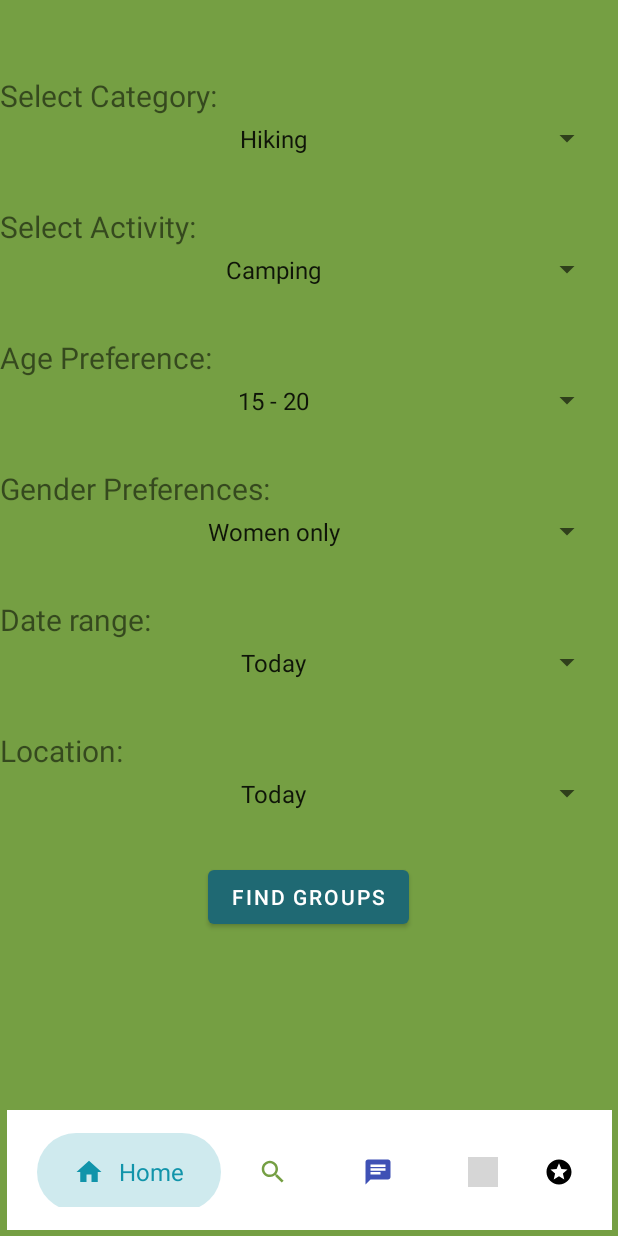
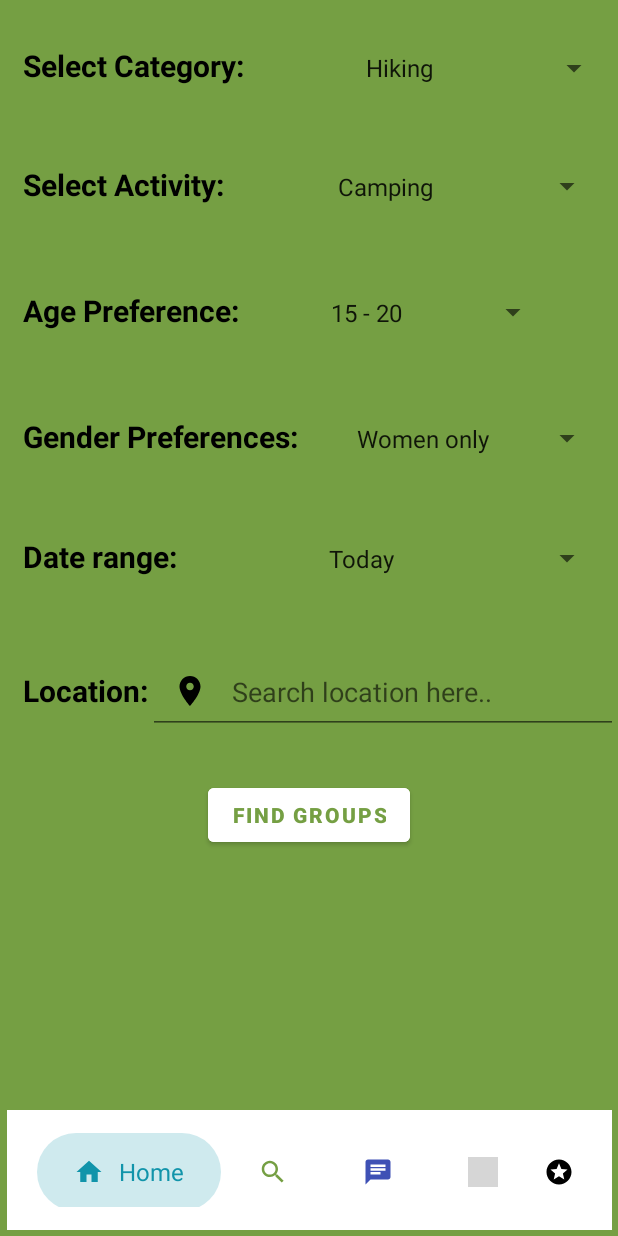
Before and after one commit to purva-n/MAD_ProjectAssignment_Team16, an Android app: the fragment ExploreFragment placed in its activity, on a phone screen of 412 x 824 dp. Run offline under Robolectric (Android 15) with nearby library versions, the phone set to English and light mode, and no system bars; our stand-ins replace Firebase (no records; nobody signed in at launch, a user with empty details on screens opened directly); 1 statement that could not run was skipped; grey boxes are pictures that could not be loaded.

Commit message:
Location changes

```diff
--- a/AtYourService/app/build.gradle
+++ b/AtYourService/app/build.gradle
@@ -36,7 +36,6 @@ dependencies {
     implementation 'com.fasterxml.jackson.core:jackson-databind:2.11.1'
     implementation 'com.fasterxml.jackson.core:jackson-core:2.11.1'
     implementation 'com.fasterxml.jackson.core:jackson-annotations:2.11.1'
-    implementation 'com.google.android.libraries.places:places:2.7.0'
     implementation 'com.android.volley:volley:1.2.1'
     implementation 'androidx.appcompat:appcompat:1.5.1'
     implementation 'com.squareup.picasso:picasso:2.71828'
@@ -51,6 +50,7 @@ dependencies {
     androidTestImplementation 'androidx.test.ext:junit:1.1.3'
     androidTestImplementation 'androidx.test.espresso:espresso-core:3.4.0'
     implementation 'com.google.android.gms:play-services-auth:20.4.0'
+    implementation 'com.google.android.libraries.places:places:2.7.0'
 }
 task wrapper(type: Wrapper){
     gradleVersion = '7.2'
--- a/AtYourService/app/src/main/java/com/example/atyourservice/togather/ExploreFragment.java
+++ b/AtYourService/app/src/main/java/com/example/atyourservice/togather/ExploreFragment.java
@@ -4,6 +4,7 @@ import android.content.Intent;
 import android.os.Bundle;
 
 import androidx.annotation.NonNull;
+import androidx.annotation.Nullable;
 import androidx.appcompat.app.AppCompatActivity;
 import androidx.fragment.app.Fragment;
 import androidx.fragment.app.FragmentTransaction;
@@ -14,18 +15,30 @@ import android.view.ViewGroup;
 import android.widget.AdapterView;
 import android.widget.ArrayAdapter;
 import android.widget.Button;
+import android.widget.EditText;
 import android.widget.Spinner;
+import android.widget.TextView;
 import android.widget.Toast;
 
 import com.example.atyourservice.R;
 import com.example.atyourservice.api.response.pojo.Groups;
 import com.example.atyourservice.api.response.pojo.Messages;
 import com.example.atyourservice.models.Group;
+import com.google.android.gms.common.api.Status;
+import com.google.android.libraries.places.api.Places;
+import com.google.android.libraries.places.api.model.Place;
+import com.google.android.libraries.places.widget.Autocomplete;
+import com.google.android.libraries.places.widget.AutocompleteActivity;
+import com.google.android.libraries.places.widget.model.AutocompleteActivityMode;
 import com.google.firebase.database.DataSnapshot;
 import com.google.firebase.database.DatabaseError;
 import com.google.firebase.database.DatabaseReference;
 import com.google.firebase.database.FirebaseDatabase;
 import com.google.firebase.database.ValueEventListener;
+
+import java.util.ArrayList;
+import java.util.Arrays;
+import java.util.List;
 
 /**
  * A simple {@link Fragment} subclass.
@@ -33,16 +46,10 @@ import com.google.firebase.database.ValueEventListener;
  * create an instance of this fragment.
  */
 public class ExploreFragment extends Fragment {
-
-    // TODO: Rename parameter arguments, choose names that match
-    // the fragment initialization parameters, e.g. ARG_ITEM_NUMBER
-    private static final String ARG_PARAM1 = "param1";
-    private static final String ARG_PARAM2 = "param2";
+    private EditText location;
+    private Button searchGroup;
     private DatabaseReference dbRef;
 
-    // TODO: Rename and change types of parameters
-    private String mParam1;
-    private String mParam2;
 
     public ExploreFragment() {
         // Required empty public constructor
@@ -52,17 +59,11 @@ public class ExploreFragment extends Fragment {
      * Use this factory method to create a new instance of
      * this fragment using the provided parameters.
      *
-     * @param param1 Parameter 1.
-     * @param param2 Parameter 2.
      * @return A new instance of fragment ExploreFragment.
      */
     // TODO: Rename and change types and number of parameters
-    public static ExploreFragment newInstance(String param1, String param2) {
+    public static ExploreFragment newInstance() {
         ExploreFragment fragment = new ExploreFragment();
-        Bundle args = new Bundle();
-        args.putString(ARG_PARAM1, param1);
-        args.putString(ARG_PARAM2, param2);
-        fragment.setArguments(args);
         return fragment;
     }
 
@@ -70,8 +71,6 @@ public class ExploreFragment extends Fragment {
     public void onCreate(Bundle savedInstanceState) {
         super.onCreate(savedInstanceState);
         if (getArguments() != null) {
-            mParam1 = getArguments().getString(ARG_PARAM1);
-            mParam2 = getArguments().getString(ARG_PARAM2);
         }
     }
 
@@ -85,7 +84,43 @@ public class ExploreFragment extends Fragment {
         setSpinnerConfiguration(li);
         findGroups(li);
 
+        location = li.findViewById(R.id.locationSearch);
+
+        Places.initialize(((AppCompatActivity) getActivity()).getApplicationContext(), "AIzaSyCeUHVf4a46VpARdx0mTUiQBEE13BnMNws");
+
+        location.setFocusable(false);
+        location.setOnClickListener(new View.OnClickListener() {
+            @Override
+            public void onClick(View view) {
+                List<Place.Field> fieldList = Arrays.asList(Place.Field.ADDRESS, Place.Field.LAT_LNG, Place.Field.NAME);
+                Intent intent = new Autocomplete.IntentBuilder(AutocompleteActivityMode.OVERLAY, fieldList).build(getActivity());
+
+                startActivityForResult(intent, 100);
+            }
+        });
+
+        searchGroup = li.findViewById(R.id.findGroups);
+
+        searchGroup.setOnClickListener(new View.OnClickListener() {
+            @Override
+            public void onClick(View view) {
+                System.out.println("LOCATION SELECTED IS :: "+location.getText());
+            }
+        });
         return li;
+    }
+
+    @Override
+    public void onActivityResult(int requestCode, int resultCode, @Nullable Intent data) {
+        super.onActivityResult(requestCode, resultCode, data);
+
+        if (requestCode == 100 && resultCode == AutocompleteActivity.RESULT_OK) {
+            Place place = Autocomplete.getPlaceFromIntent(data);
+            location.setText(place.getAddress());
+        } else if (resultCode == AutocompleteActivity.RESULT_ERROR ) {
+            Status status = Autocomplete.getStatusFromIntent(data);
+            Toast.makeText(((AppCompatActivity) getActivity()).getApplicationContext(), status.getStatusMessage(), Toast.LENGTH_SHORT).show();
+        }
     }
 
     private void findGroups(View view) {
--- a/AtYourService/app/src/main/java/com/example/atyourservice/togather/GroupInfoPage.java
+++ b/AtYourService/app/src/main/java/com/example/atyourservice/togather/GroupInfoPage.java
@@ -79,4 +79,5 @@ public class GroupInfoPage extends Fragment {
         return view;
 
     }
+
 }
--- /dev/null
+++ b/AtYourService/app/src/main/res/drawable/ic_baseline_location_on_24.xml
@@ -0,0 +1,5 @@
+<vector android:height="24dp" android:tint="#000000"
+    android:viewportHeight="24" android:viewportWidth="24"
+    android:width="24dp" xmlns:android="http://schemas.android.com/apk/res/android">
+    <path android:fillColor="@android:color/white" android:pathData="M12,2C8.13,2 5,5.13 5,9c0,5.25 7,13 7,13s7,-7.75 7,-13c0,-3.87 -3.13,-7 -7,-7zM12,11.5c-1.38,0 -2.5,-1.12 -2.5,-2.5s1.12,-2.5 2.5,-2.5 2.5,1.12 2.5,2.5 -1.12,2.5 -2.5,2.5z"/>
+</vector>
--- a/AtYourService/app/src/main/res/layout/fragment_explore.xml
+++ b/AtYourService/app/src/main/res/layout/fragment_explore.xml
@@ -5,111 +5,197 @@
     android:layout_width="match_parent"
     android:layout_height="match_parent"
     android:background="@color/explore"
+    android:backgroundTint="@color/explore"
     tools:context=".togather.ExploreFragment">
+
+    <ScrollView
+        android:layout_width="match_parent"
+        android:layout_height="match_parent">
 
         <LinearLayout
             android:layout_width="match_parent"
-        android:layout_height="match_parent"
-        android:orientation="vertical">
+            android:layout_height="660dp"
+            android:orientation="vertical"
+            android:backgroundTint="@color/explore_20">
+
+            <LinearLayout
+                android:layout_width="match_parent"
+                android:layout_height="wrap_content"
+                android:orientation="horizontal">
             <TextView
                 android:layout_width="wrap_content"
                 android:layout_height="wrap_content"
+                android:layout_marginTop="30dp"
+                android:layout_marginLeft="15dp"
                 android:text="Select Category:"
+                android:textColor="@color/black"
                 android:textSize="20sp"
-        android:layout_marginTop="50sp">
-    </TextView>
+                android:textStyle="bold"/>
+
                 <Spinner
                     android:id="@+id/categories"
+                    android:layout_width="233dp"
+                    android:layout_height="wrap_content"
+                    android:layout_marginLeft="10sp"
+                    android:layout_marginTop="30dp"
+                    android:layout_marginRight="10sp"
+                    android:layout_marginBottom="30sp"
+                    android:entries="@array/categories"
+                    android:textSize="20sp"
+                    android:textColor="@color/black"
+                    android:prompt="@string/category_text"
+                    android:textAlignment="center" />
+            </LinearLayout>
+
+            <LinearLayout
                 android:layout_width="match_parent"
-        android:layout_height="30sp"
-        android:entries="@array/categories"
-        android:prompt="@string/category_text"
-        android:textAlignment="center"
-        android:layout_marginLeft="10sp"
-        android:layout_marginRight="10sp"
-        android:layout_marginBottom="30sp"/>
-
-
+                android:layout_height="wrap_content"
+                android:orientation="horizontal">
                 <TextView
                     android:layout_width="wrap_content"
                     android:layout_height="wrap_content"
+                    android:layout_marginTop="25dp"
+                    android:layout_marginLeft="15dp"
                     android:text="Select Activity:"
-        android:textSize="20sp"/>
+                    android:textSize="20sp"
+                    android:textColor="@color/black"
+                    android:textStyle="bold"/>
                 <Spinner
                     android:id="@+id/activities"
                     android:layout_width="match_parent"
                     android:layout_height="30sp"
-        android:textAlignment="center"
+                    android:layout_marginTop="25dp"
                     android:layout_marginLeft="10sp"
                     android:layout_marginRight="10sp"
-        android:layout_marginBottom="30sp"/>
+                    android:textColor="@color/black"
+                    android:layout_marginBottom="30sp"
+                    android:textAlignment="center" />
+            </LinearLayout>
 
+        <LinearLayout
+            android:layout_width="match_parent"
+            android:layout_height="wrap_content"
+            android:orientation="horizontal">
             <TextView
                 android:layout_width="wrap_content"
                 android:layout_height="wrap_content"
                 android:text="Age Preference:"
-        android:textSize="20sp"/>
+                android:textSize="20sp"
+                android:textColor="@color/black"
+                android:layout_marginLeft="15dp"
+                android:layout_marginTop="20dp"
+                android:textStyle="bold"/>
+
             <Spinner
                 android:id="@+id/age"
-        android:layout_width="match_parent"
-        android:layout_height="30sp"
-        android:textAlignment="center"
-        android:entries="@array/age_range"
+                android:layout_width="196dp"
+                android:layout_height="38dp"
+                android:layout_marginTop="20dp"
                 android:layout_marginLeft="10sp"
                 android:layout_marginRight="10sp"
-        android:layout_marginBottom="30sp"/>
+                android:textColor="@color/black"
+                android:layout_marginBottom="30sp"
+                android:entries="@array/age_range"
+                android:textSize="20sp"
+                android:textAlignment="center" />
+        </LinearLayout>
+
+
+        <LinearLayout
+            android:layout_width="match_parent"
+            android:layout_height="wrap_content"
+            android:orientation="horizontal">
 
             <TextView
                 android:layout_width="wrap_content"
                 android:layout_height="wrap_content"
                 android:text="Gender Preferences:"
-        android:textSize="20sp"/>
+                android:textColor="@color/black"
+                android:layout_marginLeft="15dp"
+                android:textSize="20sp"
+                android:layout_marginTop="20dp"
+                android:textStyle="bold" />
+
             <Spinner
                 android:id="@+id/gender"
                 android:layout_width="match_parent"
                 android:layout_height="30sp"
-        android:textAlignment="center"
-        android:entries="@array/gender_pref"
                 android:layout_marginLeft="10sp"
                 android:layout_marginRight="10sp"
-        android:layout_marginBottom="30sp"/>
+                android:layout_marginTop="20dp"
+                android:layout_marginBottom="30sp"
+                android:textSize="20sp"
+                android:textColor="@color/black"
+                android:entries="@array/gender_pref"
+                android:textAlignment="center" />
+        </LinearLayout>
+
+        <LinearLayout
+            android:layout_width="match_parent"
+            android:layout_height="wrap_content"
+            android:orientation="horizontal">
+            <TextView
+                android:layout_width="wrap_content"
+                android:layout_height="wrap_content"
+                android:text="Date range:"
+                android:textColor="@color/black"
+                android:textSize="20sp"
+                android:layout_marginLeft="15dp"
+                android:layout_marginTop="20dp"
+                android:textStyle="bold"/>
+
+            <Spinner
+                android:id="@+id/daterange"
+                android:layout_width="match_parent"
+                android:layout_height="30sp"
+                android:layout_marginLeft="10sp"
+                android:layout_marginRight="10sp"
+                android:layout_marginBottom="30sp"
+                android:entries="@array/date_range"
+                android:textColor="@color/black"
+                android:textAlignment="center"
+                android:layout_marginTop="20dp"
+                android:textSize="20sp"/>
+        </LinearLayout>
+
+        <LinearLayout
+            android:layout_width="match_parent"
+            android:layout_height="wrap_content"
+            android:orientation="horizontal">
 
             <TextView
                 android:layout_width="wrap_content"
                 android:layout_height="wrap_content"
-        android:text="Date range:"
-        android:textSize="20sp"/>
-    <Spinner
-        android:id="@+id/daterange"
+                android:layout_marginLeft="15dp"
+                android:layout_marginTop="15dp"
+                android:text="Location:"
+                android:textColor="@color/black"
+                android:textSize="20sp"
+                android:textStyle="bold" />
+
+            <EditText
+                android:id="@+id/locationSearch"
                 android:layout_width="match_parent"
-        android:layout_height="30sp"
-        android:textAlignment="center"
-        android:entries="@array/date_range"
-        android:layout_marginLeft="10sp"
-        android:layout_marginRight="10sp"
-        android:layout_marginBottom="30sp"/>
+                android:layout_height="wrap_content"
+                android:layout_marginTop="15dp"
+                android:drawableLeft="@drawable/ic_baseline_location_on_24"
+                android:drawablePadding="16dp"
+                android:gravity="center_vertical"
+                android:hint="Search location here.."
+                android:padding="16dp"
+                android:textColor="@color/black" />
 
-    <TextView
-        android:layout_width="wrap_content"
-        android:layout_height="wrap_content"
-        android:text="Location:"
-        android:textSize="20sp"/>
-    <Spinner
-        android:id="@+id/location"
-        android:layout_width="match_parent"
-        android:layout_height="30sp"
-        android:textAlignment="center"
-        android:entries="@array/date_range"
-        android:layout_marginLeft="10sp"
-        android:layout_marginRight="10sp"
-        android:layout_marginBottom="30sp"/>
-
+        </LinearLayout>
             <Button
+                android:layout_marginTop="30dp"
                 android:id="@+id/findGroups"
                 android:layout_width="wrap_content"
                 android:layout_height="wrap_content"
                 android:layout_gravity="center"
-        android:text="Find Groups"/>
+                android:text="Find Groups"
+                android:textStyle="bold"
+                android:textColor="@color/explore"
+                android:backgroundTint="@color/white"/>
         </LinearLayout>
-
+    </ScrollView>
 </FrameLayout>
```
Lines whose indentation alone changed are shown as unchanged.
